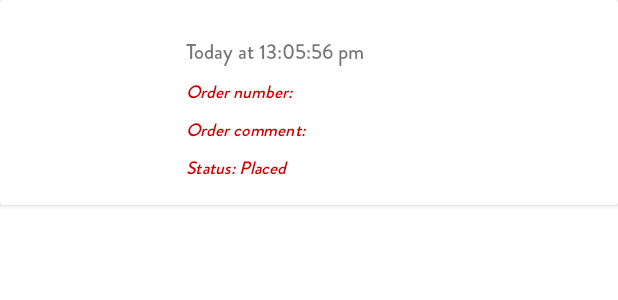
After one commit to Numb246/SE114.M22.PMCL-ver-2, an Android app: the layout layout_order_item.xml on its own in the app's theme, with its tools: preview values and no code run, on a phone screen of 412 x 824 dp. The commit adds this screen. Shown: the top 300 px of the screen. Run offline under Robolectric (Android 15) with nearby library versions, the phone set to English and light mode, and no system bars.

Commit message:
Submit #4
View Orders Placed

```diff
--- a/FoodApp/app/src/main/java/com/vuquochung/foodapp/HomeActivity.java
+++ b/FoodApp/app/src/main/java/com/vuquochung/foodapp/HomeActivity.java
@@ -96,7 +96,7 @@ public class HomeActivity extends AppCompatActivity implements NavigationView.On
         // Passing each menu ID as a set of Ids because each
         // menu should be considered as top level destinations.
         mAppBarConfiguration = new AppBarConfiguration.Builder(
-                R.id.nav_home, R.id.nav_menu, R.id.nav_food_detail,R.id.nav_foodlist,R.id.nav_cart)
+                R.id.nav_home, R.id.nav_menu, R.id.nav_food_detail,R.id.nav_foodlist,R.id.nav_cart,R.id.nav_view_orders)
                 .setOpenableLayout(drawer)
                 .build();
         navController = Navigation.findNavController(this, R.id.nav_host_fragment_content_home);
@@ -144,6 +144,10 @@ public class HomeActivity extends AppCompatActivity implements NavigationView.On
                 break;
             case R.id.nav_cart:
                 navController.navigate(R.id.nav_cart);
+                break;
+            case R.id.nav_view_orders:
+                navController.navigate(R.id.nav_view_orders);
+                break;
 
         }
         return true;
--- /dev/null
+++ b/FoodApp/app/src/main/res/layout/layout_order_item.xml
@@ -0,0 +1,70 @@
+<?xml version="1.0" encoding="utf-8"?>
+<androidx.cardview.widget.CardView xmlns:android="http://schemas.android.com/apk/res/android"
+    xmlns:app="http://schemas.android.com/apk/res-auto"
+    android:orientation="vertical"
+    android:layout_width="match_parent"
+    android:layout_height="wrap_content">
+    <LinearLayout
+        android:layout_width="match_parent"
+        android:layout_height="wrap_content"
+        android:orientation="horizontal"
+        android:padding="16dp">
+        <ImageView
+            android:layout_width="100dp"
+            android:layout_height="100dp"
+            android:layout_gravity="center"
+            android:id="@+id/img_order"
+            android:scaleType="fitXY"/>
+        <LinearLayout
+            android:layout_width="match_parent"
+            android:layout_height="wrap_content"
+            android:orientation="vertical">
+            <TextView
+                android:layout_width="match_parent"
+                android:layout_height="wrap_content"
+                android:id="@+id/txt_order_date"
+                android:text="Today at 13:05:56 pm"
+                android:fontFamily="@font/brandon_medium"
+                android:layout_marginStart="8dp"
+                android:layout_marginTop="8dp"
+                android:layout_marginEnd="8dp"
+                android:textSize="14sp"/>
+            <TextView
+                android:layout_width="match_parent"
+                android:layout_height="wrap_content"
+                android:id="@+id/txt_order_number"
+                android:text="Order number: "
+                android:fontFamily="@font/brandon_medium"
+                android:layout_marginStart="8dp"
+                android:layout_marginTop="8dp"
+                android:layout_marginEnd="8dp"
+                android:textSize="12sp"
+                android:textStyle="italic"
+                android:textColor="@android:color/holo_red_dark"/>
+            <TextView
+                android:layout_width="match_parent"
+                android:layout_height="wrap_content"
+                android:id="@+id/txt_order_comment"
+                android:text="Order comment:"
+                android:fontFamily="@font/brandon_medium"
+                android:layout_marginStart="8dp"
+                android:layout_marginTop="8dp"
+                android:layout_marginEnd="8dp"
+                android:textSize="12sp"
+                android:textStyle="italic"
+                android:textColor="@android:color/holo_red_dark"/>
+            <TextView
+                android:layout_width="match_parent"
+                android:layout_height="wrap_content"
+                android:id="@+id/txt_order_status"
+                android:text="Status: Placed"
+                android:fontFamily="@font/brandon_medium"
+                android:layout_marginStart="8dp"
+                android:layout_marginTop="8dp"
+                android:layout_marginEnd="8dp"
+                android:textSize="12sp"
+                android:textStyle="italic"
+                android:textColor="@android:color/holo_red_dark"/>
+        </LinearLayout>
+    </LinearLayout>
+</androidx.cardview.widget.CardView>
--- a/FoodApp/app/src/main/res/navigation/mobile_navigation.xml
+++ b/FoodApp/app/src/main/res/navigation/mobile_navigation.xml
@@ -33,4 +33,9 @@
         android:name="com.vuquochung.foodapp.ui.cart.CartFragment"
         android:label="@string/menu_cart"
         tools:layout="@layout/fragment_cart" />
+    <fragment
+        android:id="@+id/nav_view_orders"
+        android:name="com.vuquochung.foodapp.ui.view_orders.ViewOrdersFragment"
+        android:label="@string/menu_view_orders"
+        tools:layout="@layout/fragment_view_order"/>
 </navigation>
--- a/FoodApp/app/src/main/res/values/strings.xml
+++ b/FoodApp/app/src/main/res/values/strings.xml
@@ -20,4 +20,5 @@
     <string name="menu_cart">Cart</string>
     <string name="sign_out">Sign out</string>
     <string name="action_clear_cart">Clear Cart</string>
+    <string name="menu_view_orders">View Orders</string>
 </resources>
```
Also changed, not shown: FoodApp/app/src/main/java/com/vuquochung/foodapp/Adapter/MyOrdersAdapter.java (added, +83 -0 lines), FoodApp/app/src/main/java/com/vuquochung/foodapp/Callback/ILoadOrderCallbackListener.java (added, +10 -0 lines), FoodApp/app/src/main/java/com/vuquochung/foodapp/Common/Common.java (+38 -0 lines), FoodApp/app/src/main/java/com/vuquochung/foodapp/Model/Order.java (+18 -0 lines), FoodApp/app/src/main/java/com/vuquochung/foodapp/ui/cart/CartFragment.java (+21 -0 lines), FoodApp/app/src/main/java/com/vuquochung/foodapp/ui/view_orders/ViewOrdersFragment.java (added, +118 -0 lines), FoodApp/app/src/main/java/com/vuquochung/foodapp/ui/view_orders/ViewOrdersViewModel.java (added, +26 -0 lines), FoodApp/app/src/main/res/drawable/ic_baseline_view_headline_24.xml (added, +10 -0 lines), FoodApp/app/src/main/res/layout/fragment_view_order.xml (added, +19 -0 lines), FoodApp/app/src/main/res/menu/activity_main_drawer.xml (+7 -0 lines).
